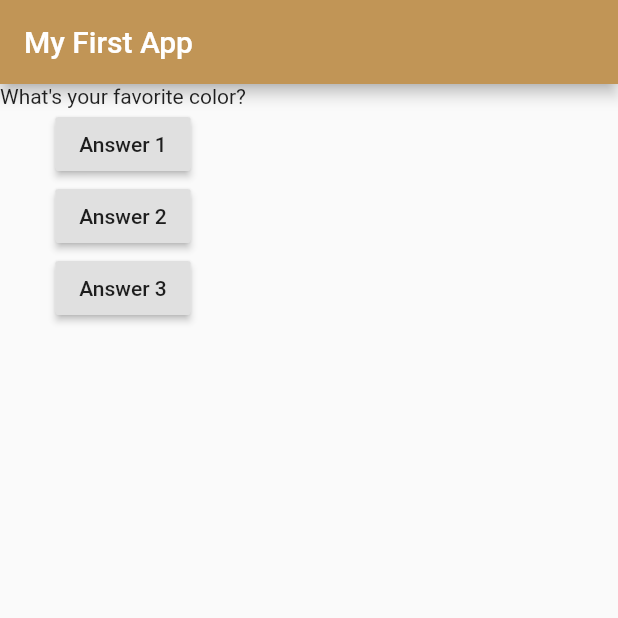
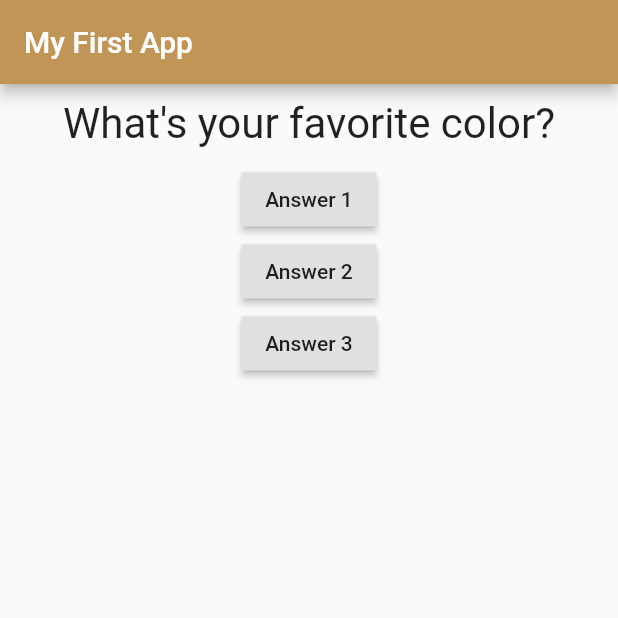
Before and after one commit to gios92/flutter_course_app, a Flutter app: the screen it shows after launch, on a phone screen of 412 x 824 dp, the top half of it. Run offline on Flutter 3.47's test engine with Material 2 defaults, Android fonts, the phone set to English and light mode, and no system bars.

Commit message:
aggiunto il primo stile base al nostro widget.

```diff
--- a/lib/question.dart
+++ b/lib/question.dart
@@ -9,6 +9,15 @@ class Question extends StatelessWidget {
 
   @override
   Widget build(BuildContext context) {
-    return Text(questionText);
+    return Container(
+      //per impostazione predefinita prende l'intera larghezza del dispositivo.
+      width: double.infinity,
+      margin: EdgeInsets.all(10),
+      child: Text(
+        questionText,
+        style: TextStyle(fontSize: 28),
+        textAlign: TextAlign.center,
+      ),
+    );
   }
 }
```
